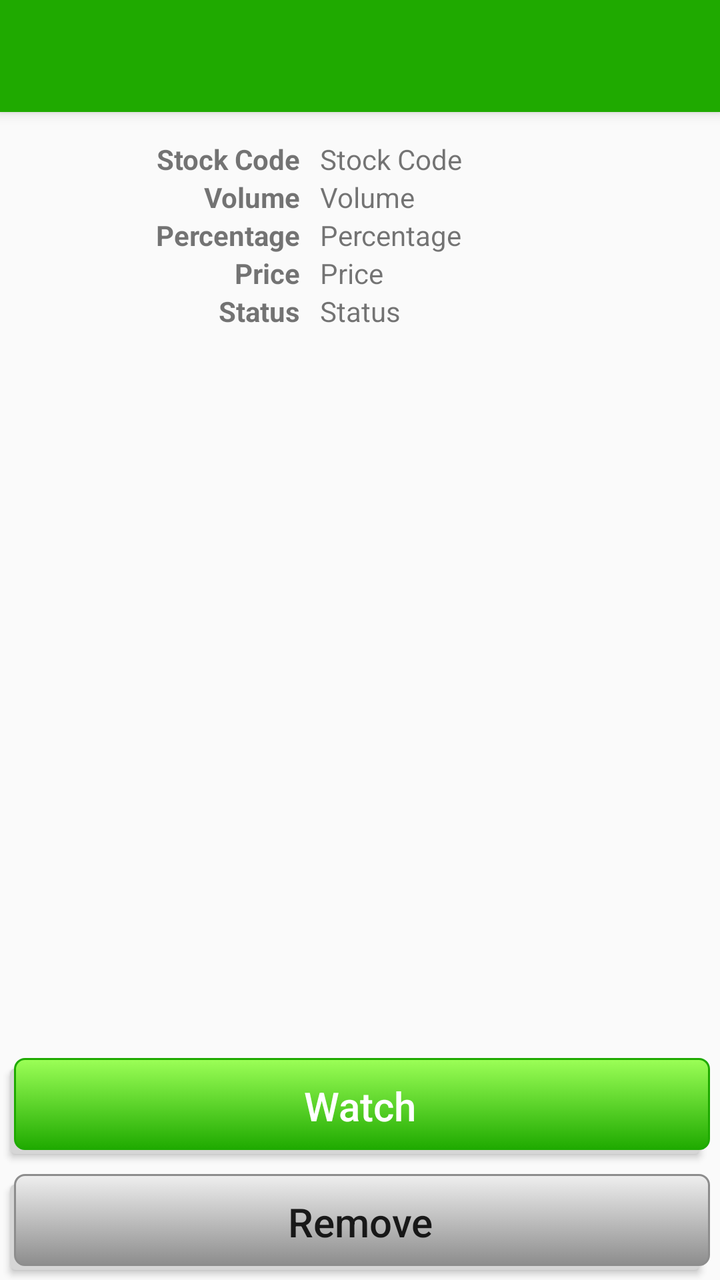
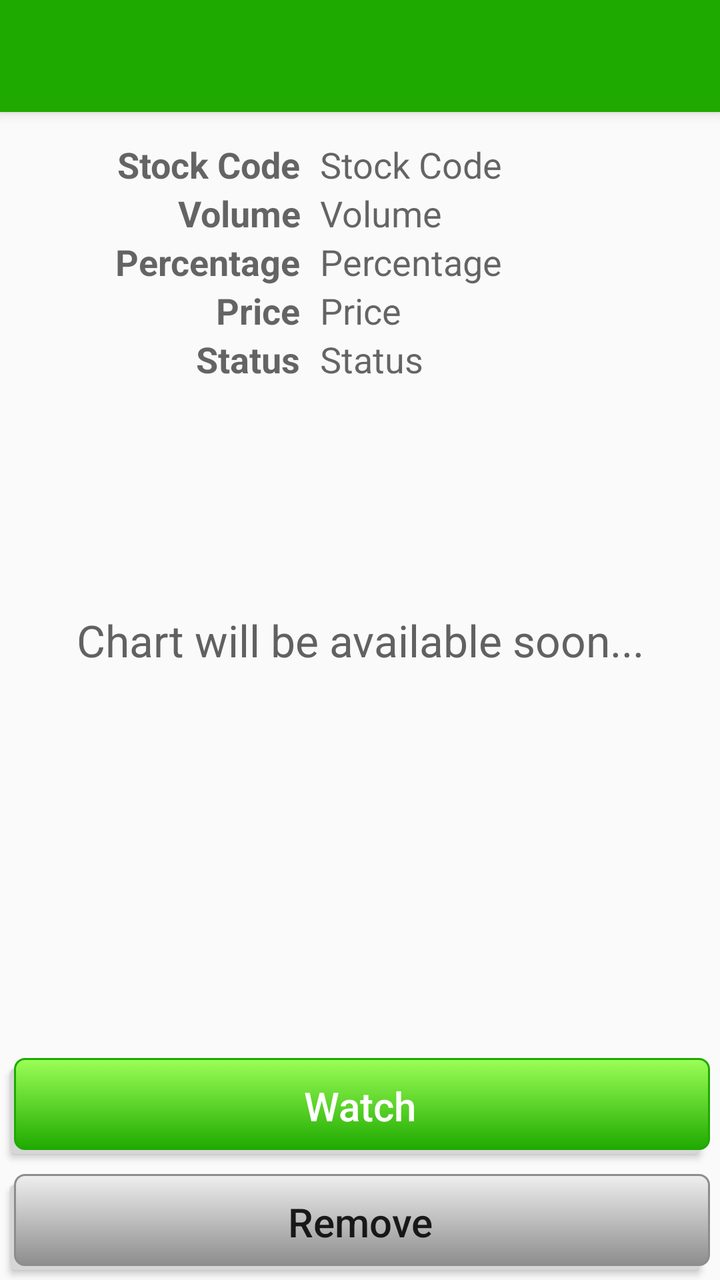

Compare the two renders of this Android layout. The source of the first and the diff that turns it into the second are given below.
<!-- AndroidManifest.xml: activity theme AppTheme.NoActionBar -->
<!-- res/layout/activity_stockitem_detail.xml -->
<?xml version="1.0" encoding="utf-8"?>
<android.support.design.widget.CoordinatorLayout xmlns:android="http://schemas.android.com/apk/res/android"
    xmlns:app="http://schemas.android.com/apk/res-auto"
    xmlns:tools="http://schemas.android.com/tools"
    android:layout_width="match_parent"
    android:layout_height="match_parent"
    android:fitsSystemWindows="true"
    tools:context=".StockItemDetailActivity">

    <android.support.design.widget.AppBarLayout
        android:layout_width="match_parent"
        android:layout_height="wrap_content"
        android:theme="@style/AppTheme.AppBarOverlay">
        <android.support.v7.widget.Toolbar
            android:id="@+id/toolbar"
            android:layout_width="match_parent"
            android:layout_height="?attr/actionBarSize"
            android:background="?attr/colorPrimary"
            app:popupTheme="@style/AppTheme.PopupOverlay" />
    </android.support.design.widget.AppBarLayout>
    <android.support.v4.widget.NestedScrollView
        android:id="@+id/stockitem_detail_container"
        android:layout_width="match_parent"
        android:layout_height="match_parent"
        app:layout_behavior="@string/appbar_scrolling_view_behavior"
        android:visibility="gone"
        />
    <include layout="@layout/content_detail_stocks" />
    <android.support.design.widget.FloatingActionButton
        android:id="@+id/fab"
        android:layout_width="wrap_content"
        android:layout_height="wrap_content"
        android:layout_gravity="bottom|end"
        android:layout_margin="@dimen/fab_margin"
        app:srcCompat="@android:drawable/stat_notify_chat"
        android:visibility="gone"
        />
    <LinearLayout
        android:layout_width="match_parent"
        android:layout_height="wrap_content"
        android:orientation="vertical"
        android:layout_gravity="bottom"
        >
        <Button
            android:id="@+id/btn_watch_invest"
            android:layout_width="match_parent"
            android:layout_height="wrap_content"
            android:background="@color/design_default_color_primary"
            android:elevation="0dp"
            android:layout_margin="5dp"
            android:text="Invest"
            android:textColor="#ffff"
            android:visibility="gone"
            android:textSize="20sp" />
        <Button
            android:id="@+id/btn_watch_stock"
            android:layout_width="match_parent"
            android:layout_height="wrap_content"
            android:background="@drawable/button_bg"
            android:elevation="0dp"
            android:layout_margin="5dp"
            android:text="Watch"
            android:textColor="#ffff"
            android:textAllCaps="false"
            android:textSize="20sp" />
        <Button
            android:id="@+id/btn_watch_remove"
            android:layout_width="match_parent"
            android:layout_height="wrap_content"
            android:elevation="0dp"
            android:background="@drawable/button_bg_secondary"
            android:layout_margin="5dp"
            android:text="Remove"
            android:textAllCaps="false"
            android:textSize="20sp" />
    </LinearLayout>
</android.support.design.widget.CoordinatorLayout>
<!-- res/layout/content_detail_stocks.xml (included above) -->
<?xml version="1.0" encoding="utf-8"?>
<android.support.constraint.ConstraintLayout
    xmlns:android="http://schemas.android.com/apk/res/android"
    xmlns:app="http://schemas.android.com/apk/res-auto"
    android:layout_width="match_parent"
    android:layout_height="fill_parent"
    android:layout_marginTop="70dp">
    <LinearLayout
        android:layout_width="150dp"
        android:layout_height="match_parent"
        android:orientation="vertical"
        android:id="@+id/linear_1"
        >

        <TextView
            android:layout_width="match_parent"
            android:layout_height="wrap_content"
            android:text="Stock Code"
            android:textAlignment="textEnd"
            android:textStyle="bold"
            />
        <TextView
            android:layout_width="match_parent"
            android:layout_height="wrap_content"
            android:text="Volume"
            android:textAlignment="textEnd"
            android:textStyle="bold"
            />
        <TextView
            android:layout_width="match_parent"
            android:layout_height="wrap_content"
            android:text="Percentage"
            android:textAlignment="textEnd"
            android:textStyle="bold"
            />
        <TextView
            android:layout_width="match_parent"
            android:layout_height="wrap_content"
            android:text="Price"
            android:textAlignment="textEnd"
            android:textStyle="bold"
            />
        <TextView
            android:layout_width="match_parent"
            android:layout_height="wrap_content"
            android:text="Status"
            android:textAlignment="textEnd"
            android:textStyle="bold"
            />
    </LinearLayout>
    <LinearLayout
        android:layout_width="match_parent"
        android:layout_height="fill_parent"
        android:orientation="vertical"
        android:layout_toRightOf="@+id/linear_1"
        android:layout_marginLeft="160dp"
        >
        <TextView
            android:id="@+id/txt_stock_symbol"
            android:layout_width="wrap_content"
            android:layout_height="wrap_content"
            android:text="Stock Code"
            />
        <TextView
            android:id="@+id/txt_stock_volume"
            android:layout_width="wrap_content"
            android:layout_height="wrap_content"
            android:text="Volume"
            />
        <TextView
            android:id="@+id/txt_stock_percent"
            android:layout_width="wrap_content"
            android:layout_height="wrap_content"
            android:text="Percentage"
            />
        <TextView
            android:id="@+id/txt_stock_price"
            android:layout_width="wrap_content"
            android:layout_height="wrap_content"
            android:text="Price"
            />
        <TextView
            android:id="@+id/txt_stock_status"
            android:layout_width="wrap_content"
            android:layout_height="wrap_content"
            android:text="Status"
            />
    </LinearLayout>


</android.support.constraint.ConstraintLayout>
<!-- resources referenced by this layout -->
<resources>
  <dimen name="fab_margin">16dp</dimen>
  <!-- drawable button_bg (drawable) -->
  <selector xmlns:android="http://schemas.android.com/apk/res/android">
      <item>
          <layer-list>
              <item android:right="5dp" android:top="5dp">
                  <shape>
                      <corners android:radius="3dp" />
                      <solid android:color="#D6D6D6" />
                  </shape>
              </item>
              <item android:bottom="2dp" android:left="2dp">
                  <shape>
                      <gradient android:angle="270"
                          android:endColor="#1faa00" android:startColor="#9cff57" />
                      <stroke android:width="1dp" android:color="#1faa00" />
                      <corners android:radius="5dp" />
                      <padding android:bottom="10dp" android:left="10dp"
                          android:right="10dp" android:top="10dp" />
                  </shape>
              </item>
          </layer-list>
      </item>
  </selector>
  <!-- drawable button_bg_secondary (drawable) -->
  <selector xmlns:android="http://schemas.android.com/apk/res/android">
      <item>
          <layer-list>
              <item android:right="5dp" android:top="5dp">
                  <shape>
                      <corners android:radius="3dp" />
                      <solid android:color="#D6D6D6" />
                  </shape>
              </item>
              <item android:bottom="2dp" android:left="2dp">
                  <shape>
                      <gradient android:angle="270"
                          android:endColor="#8d8d8d" android:startColor="#efefef" />
                      <stroke android:width="1dp" android:color="#8d8d8d" />
                      <corners android:radius="5dp" />
                      <padding android:bottom="10dp" android:left="10dp"
                          android:right="10dp" android:top="10dp" />
                  </shape>
              </item>
          </layer-list>
      </item>
  </selector>
  <style name="AppTheme.AppBarOverlay" parent="ThemeOverlay.AppCompat.Dark.ActionBar" />
  <style name="AppTheme.PopupOverlay" parent="ThemeOverlay.AppCompat.Light" />
  <style name="AppTheme.NoActionBar">
          <item name="windowActionBar">false</item>
          <item name="windowNoTitle">true</item>
      </style>
</resources>

<!-- the commit's change to res/layout/activity_stockitem_detail.xml (unified diff, before → after) -->
@@ -18,14 +18,22 @@
             android:background="?attr/colorPrimary"
             app:popupTheme="@style/AppTheme.PopupOverlay" />
     </android.support.design.widget.AppBarLayout>
-    <android.support.v4.widget.NestedScrollView
-        android:id="@+id/stockitem_detail_container"
+
+    <include layout="@layout/content_detail_stocks"
+
+        />
+
+    <TextView
+        style="@style/Base.TextAppearance.AppCompat.Large"
         android:layout_width="match_parent"
-        android:layout_height="match_parent"
-        app:layout_behavior="@string/appbar_scrolling_view_behavior"
-        android:visibility="gone"
+        android:layout_height="wrap_content"
+        android:text="Chart will be available soon..."
+        android:textAllCaps="false"
+        android:layout_gravity="center"
+        android:textAlignment="center"
+        android:textColor="#616161"
         />
-    <include layout="@layout/content_detail_stocks" />
+
     <android.support.design.widget.FloatingActionButton
         android:id="@+id/fab"
         android:layout_width="wrap_content"
@@ -81,7 +89,7 @@
     xmlns:android="http://schemas.android.com/apk/res/android"
     xmlns:app="http://schemas.android.com/apk/res-auto"
     android:layout_width="match_parent"
-    android:layout_height="fill_parent"
+    android:layout_height="wrap_content"
     android:layout_marginTop="70dp">
     <LinearLayout
         android:layout_width="150dp"
@@ -96,6 +104,7 @@
             android:text="Stock Code"
             android:textAlignment="textEnd"
             android:textStyle="bold"
+            style="@style/Base.TextAppearance.AppCompat.Medium"
             />
         <TextView
             android:layout_width="match_parent"
@@ -103,6 +112,7 @@
             android:text="Volume"
             android:textAlignment="textEnd"
             android:textStyle="bold"
+            style="@style/Base.TextAppearance.AppCompat.Medium"
             />
         <TextView
             android:layout_width="match_parent"
@@ -110,6 +120,7 @@
             android:text="Percentage"
             android:textAlignment="textEnd"
             android:textStyle="bold"
+            style="@style/Base.TextAppearance.AppCompat.Medium"
             />
         <TextView
             android:layout_width="match_parent"
@@ -117,6 +128,7 @@
             android:text="Price"
             android:textAlignment="textEnd"
             android:textStyle="bold"
+            style="@style/Base.TextAppearance.AppCompat.Medium"
             />
         <TextView
             android:layout_width="match_parent"
@@ -124,6 +136,7 @@
             android:text="Status"
             android:textAlignment="textEnd"
             android:textStyle="bold"
+            style="@style/Base.TextAppearance.AppCompat.Medium"
             />
     </LinearLayout>
     <LinearLayout
@@ -138,30 +151,35 @@
             android:layout_width="wrap_content"
             android:layout_height="wrap_content"
             android:text="Stock Code"
+            style="@style/Base.TextAppearance.AppCompat.Medium"
             />
         <TextView
             android:id="@+id/txt_stock_volume"
             android:layout_width="wrap_content"
             android:layout_height="wrap_content"
             android:text="Volume"
+            style="@style/Base.TextAppearance.AppCompat.Medium"
             />
         <TextView
             android:id="@+id/txt_stock_percent"
             android:layout_width="wrap_content"
             android:layout_height="wrap_content"
             android:text="Percentage"
+            style="@style/Base.TextAppearance.AppCompat.Medium"
             />
         <TextView
             android:id="@+id/txt_stock_price"
             android:layout_width="wrap_content"
             android:layout_height="wrap_content"
             android:text="Price"
+            style="@style/Base.TextAppearance.AppCompat.Medium"
             />
         <TextView
             android:id="@+id/txt_stock_status"
             android:layout_width="wrap_content"
             android:layout_height="wrap_content"
             android:text="Status"
+            style="@style/Base.TextAppearance.AppCompat.Medium"
             />
     </LinearLayout>
 
